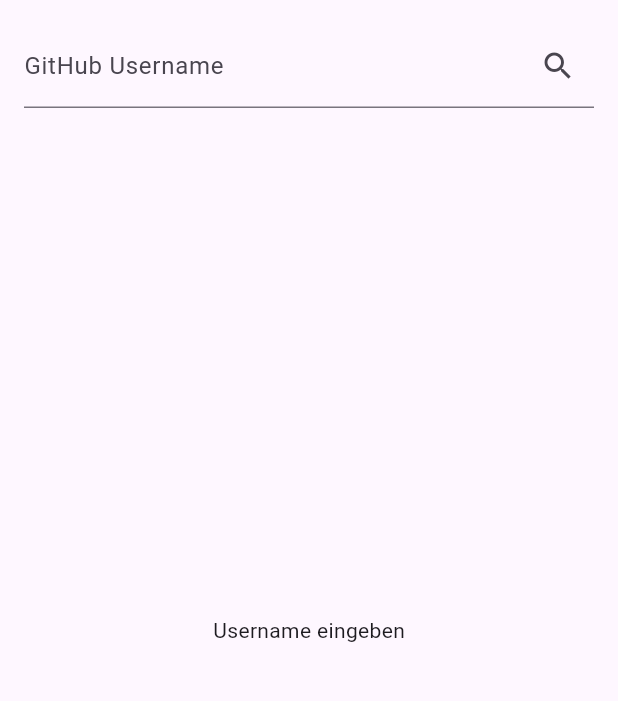
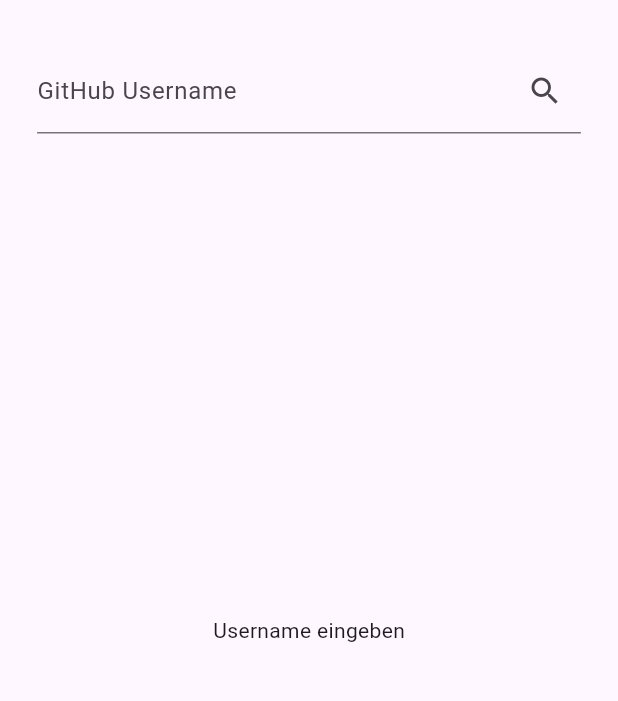
Before and after one commit to pythonite42/GitPeek, a Flutter app: the screen it shows after launch, on a phone screen of 412 x 824 dp, the part 84-785 px from its top. Run offline on Flutter 3.47's test engine with Material 3 defaults, Android fonts, the phone set to English and light mode, and no system bars; our stand-ins replace flutter_bloc.

Commit message:
padding responsive

```diff
--- a/lib/main.dart
+++ b/lib/main.dart
@@ -42,7 +42,10 @@
         centerTitle: true,
       ),
       body: Padding(
-        padding: const EdgeInsets.all(16),
+        padding: EdgeInsets.symmetric(
+          vertical: MediaQuery.of(context).size.height * 0.04,
+          horizontal: MediaQuery.of(context).size.width * 0.06,
+        ),
         child: Column(
           children: [
             TextField(
```
